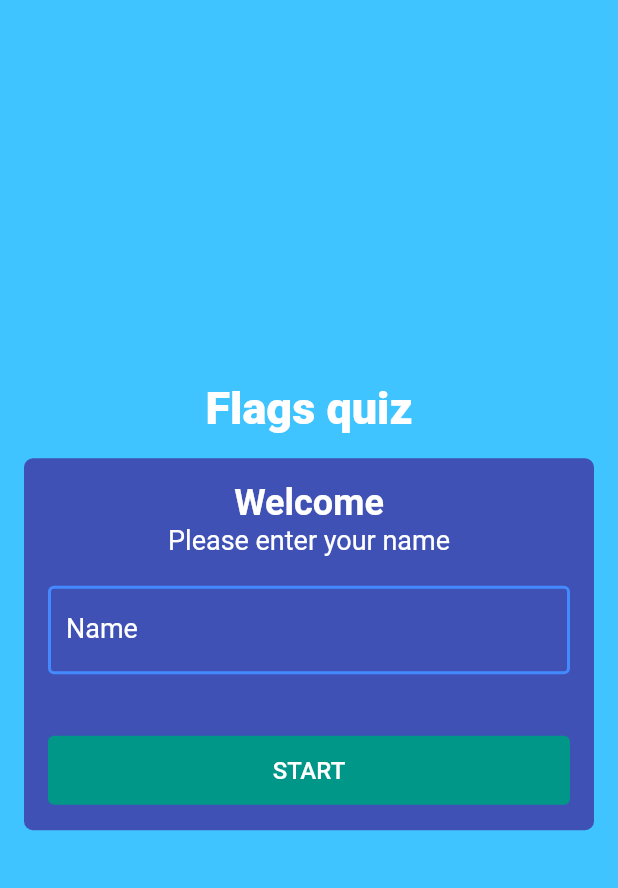
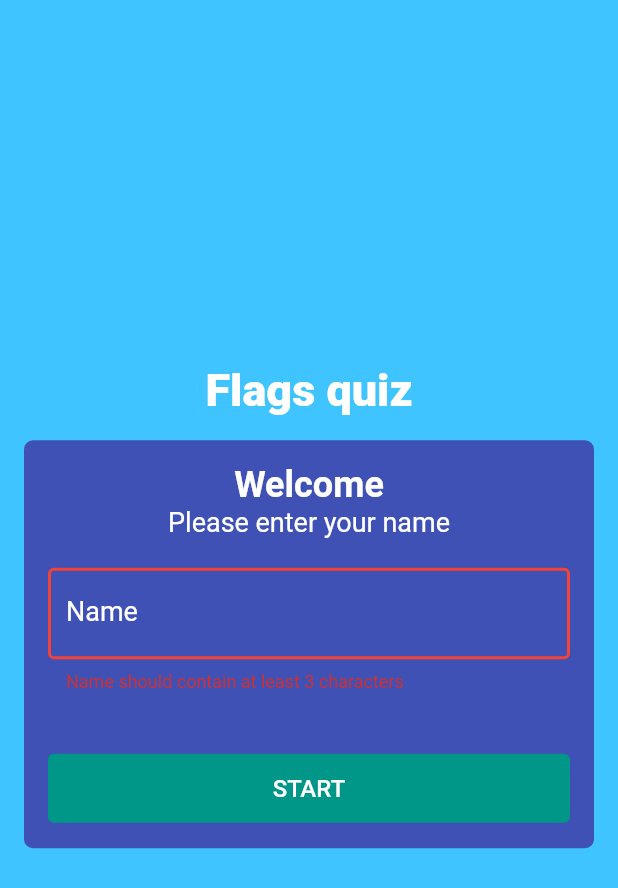
Before and after one commit to Donaboyev/flagquizappflutter, a Flutter app: the screen it shows after launch, after a tap on "START", on a phone screen of 412 x 824 dp. Shown: the top 888 px of the screen. Run offline on Flutter 3.47's test engine with Material 2 defaults, Android fonts, the phone set to English and light mode, and no system bars; drawn by our look-alikes of keyboard_dismisser.

Commit message:
latest changes

```diff
--- a/lib/enter_name_page.dart
+++ b/lib/enter_name_page.dart
@@ -1,5 +1,7 @@
 import 'package:flutter/material.dart';
 import 'package:keyboard_dismisser/keyboard_dismisser.dart';
+
+import 'home_page.dart';
 
 class EnterNamePage extends StatefulWidget {
   const EnterNamePage({super.key});
@@ -9,6 +11,9 @@ class EnterNamePage extends StatefulWidget {
 }
 
 class _EnterNamePageState extends State<EnterNamePage> {
+  String _name = '';
+  bool _isError = false;
+
   @override
   Widget build(BuildContext context) {
     return KeyboardDismisser(
@@ -26,10 +31,12 @@ class _EnterNamePageState extends State<EnterNamePage> {
               ),
             ),
             Container(
-              padding: EdgeInsets.all(16),
-              margin: EdgeInsets.all(16),
+              padding: const EdgeInsets.all(16),
+              margin: const EdgeInsets.all(16),
               decoration: BoxDecoration(
-                  color: Colors.indigo, borderRadius: BorderRadius.circular(6)),
+                color: Colors.indigo,
+                borderRadius: BorderRadius.circular(6),
+              ),
               child: Column(
                 children: [
                   const Text(
@@ -50,8 +57,25 @@ class _EnterNamePageState extends State<EnterNamePage> {
                   ),
                   const SizedBox(height: 20),
                   TextFormField(
-                    decoration: const InputDecoration(
-                      label: Text(
+                    onChanged: (value) {
+                      /// '     fsdkljjfks    '
+                      /// 'fsdkljjfks'
+                      _name = value.trim();
+                      if (_isError) {
+                        setState(() {
+                          _isError = false;
+                        });
+                      }
+                    },
+                    style: const TextStyle(
+                      color: Colors.white,
+                      fontSize: 18,
+                    ),
+                    decoration: InputDecoration(
+                      errorText: _isError
+                          ? 'Name should contain at least 3 characters'
+                          : null,
+                      label: const Text(
                         'Name',
                         style: TextStyle(
                           color: Colors.white,
@@ -59,19 +83,25 @@ class _EnterNamePageState extends State<EnterNamePage> {
                           fontSize: 18,
                         ),
                       ),
-                      focusedBorder: OutlineInputBorder(
+                      focusedBorder: const OutlineInputBorder(
                         borderSide: BorderSide(
                           color: Colors.blueAccent,
                           width: 2,
                         ),
                       ),
-                      enabledBorder: OutlineInputBorder(
+                      focusedErrorBorder: const OutlineInputBorder(
+                        borderSide: BorderSide(
+                          color: Colors.red,
+                          width: 2,
+                        ),
+                      ),
+                      enabledBorder: const OutlineInputBorder(
                         borderSide: BorderSide(
                           color: Colors.blueAccent,
                           width: 2,
                         ),
                       ),
-                      errorBorder: OutlineInputBorder(
+                      errorBorder: const OutlineInputBorder(
                         borderSide: BorderSide(
                           color: Colors.red,
                           width: 2,
@@ -86,7 +116,20 @@ class _EnterNamePageState extends State<EnterNamePage> {
                       minimumSize: const Size(double.infinity, 46),
                       elevation: 0,
                     ),
-                    onPressed: () {},
+                    onPressed: () {
+                      if (_name.length > 2) {
+                        Navigator.pushReplacement(
+                          context,
+                          MaterialPageRoute(
+                            builder: (_) => HomePage(name: _name),
+                          ),
+                        );
+                      } else {
+                        setState(() {
+                          _isError = true;
+                        });
+                      }
+                    },
                     child: Text(
                       'Start'.toUpperCase(),
                       style: const TextStyle(
```
Also changed, not shown: lib/home_page.dart (added, +178 -0 lines), lib/question.dart (+30 -6 lines), lib/variant_button.dart (added, +47 -0 lines), assets/images/andorra.png (added).
